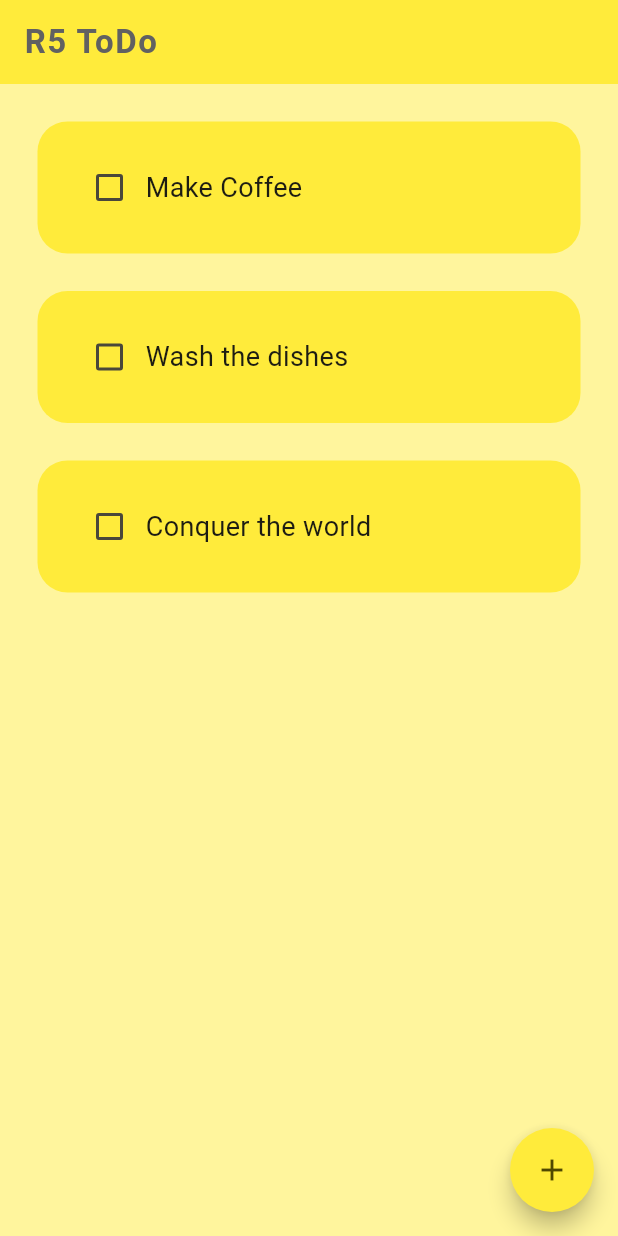
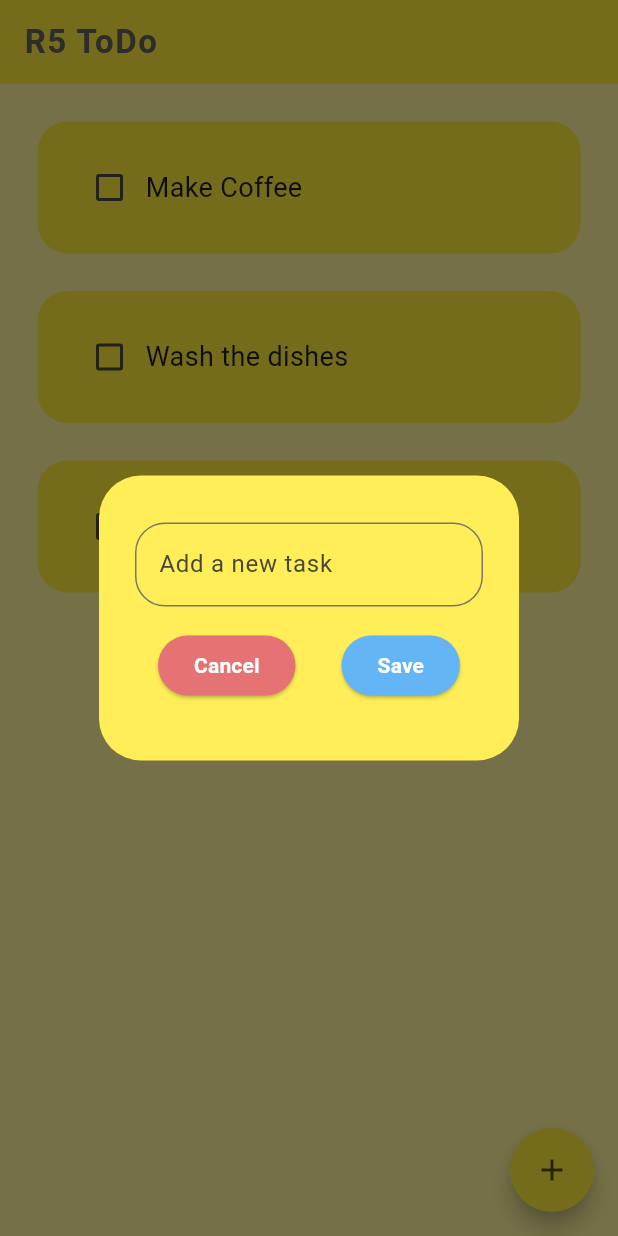
Before and after one commit to eacardenase/r5_todo_app, a Flutter app: the screen it shows after launch, after a tap on the "add" icon, on a phone screen of 412 x 824 dp. Run offline on Flutter 3.47's test engine with Material 3 defaults, Android fonts, the phone set to English and light mode, and no system bars; our stand-ins replace flutter_riverpod.

Commit message:
feat: add new task

```diff
--- a/lib/providers/completed_tasks.dart
+++ b/lib/providers/completed_tasks.dart
@@ -45,7 +45,7 @@ class CompletedTasksNotifier extends StateNotifier<List<Task>> {
   }
 }
 
-final completedMealsProvider =
+final completedTasksProvider =
     StateNotifierProvider<CompletedTasksNotifier, List<Task>>((ref) {
   return CompletedTasksNotifier();
 });
--- a/lib/screens/tasks.dart
+++ b/lib/screens/tasks.dart
@@ -1,9 +1,14 @@
 import 'package:flutter/material.dart';
+
 import 'package:flutter_riverpod/flutter_riverpod.dart';
+import 'package:uuid/uuid.dart';
 
 import 'package:r5_todo_app/models/task.dart';
 import 'package:r5_todo_app/providers/completed_tasks.dart';
+import 'package:r5_todo_app/widgets/new_task/dialog_box.dart';
 import 'package:r5_todo_app/widgets/tasks_list/task_list.dart';
+
+const _uuid = Uuid();
 
 class TasksScreen extends ConsumerStatefulWidget {
   const TasksScreen({super.key});
@@ -13,10 +18,30 @@ class TasksScreen extends ConsumerStatefulWidget {
 }
 
 class _TasksScreenState extends ConsumerState<TasksScreen> {
+  final _controller = TextEditingController();
+
   void _checkboxChanged(bool? value, Task task) {
     setState(() {
       // task.completed = value ?? false;
     });
+  }
+
+  void _saveNewTask() {
+    ref.watch(completedTasksProvider.notifier).add(_controller.text);
+
+    Navigator.of(context).pop();
+  }
+
+  void _createNewTask() {
+    showDialog(
+        context: context,
+        builder: (context) {
+          return DialogBox(
+            controller: _controller,
+            onSave: _saveNewTask,
+            onCancel: () => Navigator.of(context).pop(),
+          );
+        });
   }
 
   void _removeTask(int index, Task task) {
@@ -27,7 +52,7 @@ class _TasksScreenState extends ConsumerState<TasksScreen> {
 
   @override
   Widget build(BuildContext context) {
-    final tasks = ref.watch(completedMealsProvider);
+    final tasks = ref.watch(completedTasksProvider);
 
     return Scaffold(
       backgroundColor: Colors.yellow.shade200,
@@ -44,7 +69,7 @@ class _TasksScreenState extends ConsumerState<TasksScreen> {
         elevation: 0,
       ),
       floatingActionButton: FloatingActionButton(
-        onPressed: () {},
+        onPressed: _createNewTask,
         backgroundColor: Colors.yellow,
         shape: const CircleBorder(),
         child: const Icon(Icons.add),
--- /dev/null
+++ b/lib/widgets/new_task/dialog_box.dart
@@ -0,0 +1,55 @@
+import 'package:flutter/material.dart';
+
+import 'package:r5_todo_app/widgets/new_task/dialog_button.dart';
+
+class DialogBox extends StatelessWidget {
+  const DialogBox({
+    super.key,
+    required this.controller,
+    required this.onSave,
+    required this.onCancel,
+  });
+
+  final TextEditingController controller;
+  final VoidCallback onSave;
+  final VoidCallback onCancel;
+
+  @override
+  Widget build(BuildContext context) {
+    return AlertDialog(
+      backgroundColor: Colors.yellow.shade400,
+      content: SizedBox(
+        height: 150,
+        child: Column(
+          mainAxisAlignment: MainAxisAlignment.spaceEvenly,
+          children: [
+            TextField(
+              controller: controller,
+              decoration: const InputDecoration(
+                hintText: "Add a new task",
+                border: OutlineInputBorder(
+                  borderRadius: BorderRadius.all(Radius.circular(20)),
+                ),
+              ),
+            ),
+            Row(
+              mainAxisAlignment: MainAxisAlignment.spaceAround,
+              children: [
+                DialogButton(
+                  text: "Cancel",
+                  onPressed: onCancel,
+                  backgroundColor: Colors.red.shade300,
+                ),
+                DialogButton(
+                  text: "Save",
+                  onPressed: onSave,
+                  backgroundColor: Colors.blue.shade300,
+                ),
+              ],
+            )
+          ],
+        ),
+      ),
+    );
+  }
+}
--- /dev/null
+++ b/lib/widgets/new_task/dialog_button.dart
@@ -0,0 +1,33 @@
+import 'package:flutter/material.dart';
+
+class DialogButton extends StatelessWidget {
+  const DialogButton({
+    super.key,
+    required this.text,
+    required this.onPressed,
+    required this.backgroundColor,
+  });
+
+  final VoidCallback onPressed;
+  final String text;
+  final Color backgroundColor;
+
+  @override
+  Widget build(BuildContext context) {
+    return ElevatedButton(
+      onPressed: onPressed,
+      style: ButtonStyle(
+        backgroundColor: MaterialStateColor.resolveWith(
+          (states) => backgroundColor,
+        ),
+      ),
+      child: Text(
+        text,
+        style: const TextStyle(
+          color: Colors.white,
+          fontWeight: FontWeight.bold,
+        ),
+      ),
+    );
+  }
+}
```
